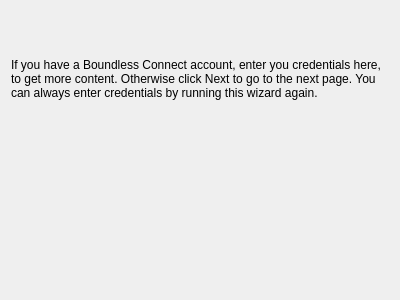
elpaso/qgis-connect-plugin, file boundlessconnect/ui/credentialspagebase.ui: the form before one commit.
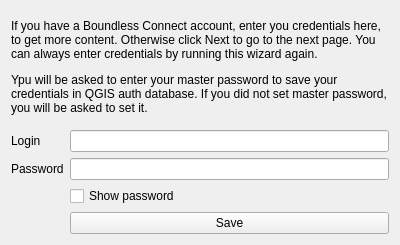
The form after the commit. Custom widgets are drawn as their Qt base class.

Commit message: make credentials page more simple

```diff
--- a/boundlessconnect/ui/credentialspagebase.ui
+++ b/boundlessconnect/ui/credentialspagebase.ui
@@ -7,7 +7,7 @@
     <x>0</x>
     <y>0</y>
     <width>400</width>
-    <height>300</height>
+    <height>245</height>
    </rect>
   </property>
   <property name="windowTitle">
@@ -23,7 +23,7 @@
    <item>
     <widget class="QLabel" name="label">
      <property name="text">
-      <string>&lt;html&gt;&lt;head/&gt;&lt;body&gt;&lt;p&gt;If you have a Boundless Connect account, enter you credentials here, to get more content. Otherwise click Next to go to the next page. You can always enter credentials by running this wizard again.&lt;/p&gt;&lt;/body&gt;&lt;/html&gt;</string>
+      <string>&lt;html&gt;&lt;head/&gt;&lt;body&gt;&lt;p&gt;If you have a Boundless Connect account, enter you credentials here, to get more content. Otherwise click Next to go to the next page. You can always enter credentials by running this wizard again.&lt;/p&gt;&lt;p&gt;Ypu will be asked to enter your master password to save your credentials in QGIS auth database. If you did not set master password, you will be asked to set it.&lt;/p&gt;&lt;/body&gt;&lt;/html&gt;</string>
      </property>
      <property name="wordWrap">
       <bool>true</bool>
@@ -31,18 +31,49 @@
     </widget>
    </item>
    <item>
-    <widget class="QgsAuthConfigSelect" name="mAuthSelector" native="true"/>
+    <layout class="QGridLayout" name="gridLayout">
+     <item row="0" column="0">
+      <widget class="QLabel" name="label_2">
+       <property name="text">
+        <string>Login</string>
+       </property>
+      </widget>
+     </item>
+     <item row="0" column="1">
+      <widget class="QLineEdit" name="leLogin"/>
+     </item>
+     <item row="1" column="0">
+      <widget class="QLabel" name="label_3">
+       <property name="text">
+        <string>Password</string>
+       </property>
+      </widget>
+     </item>
+     <item row="1" column="1">
+      <widget class="QLineEdit" name="lePassword">
+       <property name="echoMode">
+        <enum>QLineEdit::Password</enum>
+       </property>
+      </widget>
+     </item>
+     <item row="2" column="1">
+      <widget class="QCheckBox" name="chkShowPassword">
+       <property name="text">
+        <string>Show password</string>
+       </property>
+      </widget>
+     </item>
+     <item row="3" column="1">
+      <widget class="QPushButton" name="btnSave">
+       <property name="text">
+        <string>Save</string>
+       </property>
+      </widget>
+     </item>
+    </layout>
    </item>
   </layout>
  </widget>
- <customwidgets>
-  <customwidget>
-   <class>QgsAuthConfigSelect</class>
-   <extends>QWidget</extends>
-   <header location="global">qgis.gui</header>
-   <container>1</container>
-  </customwidget>
- </customwidgets>
  <resources/>
  <connections/>
 </ui>
```
The commit also changes 1 other file.
